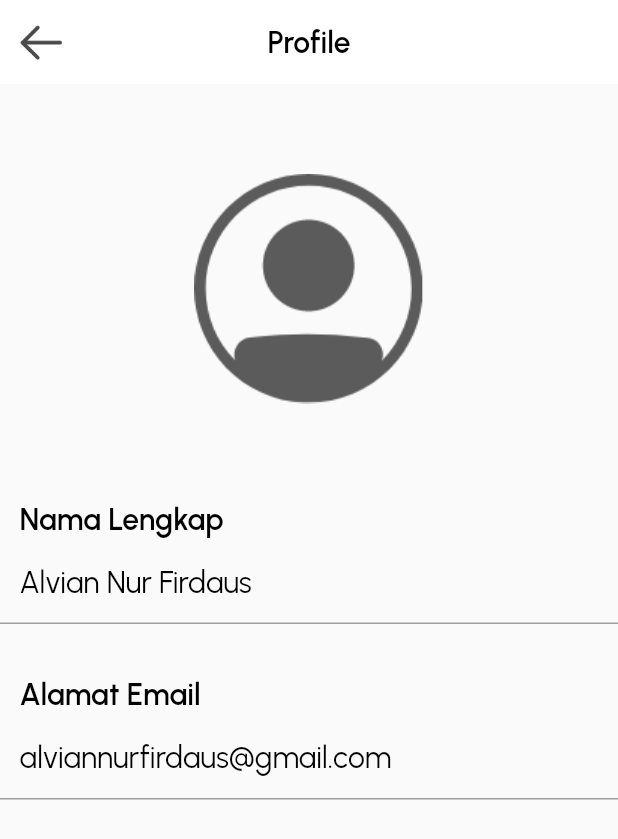
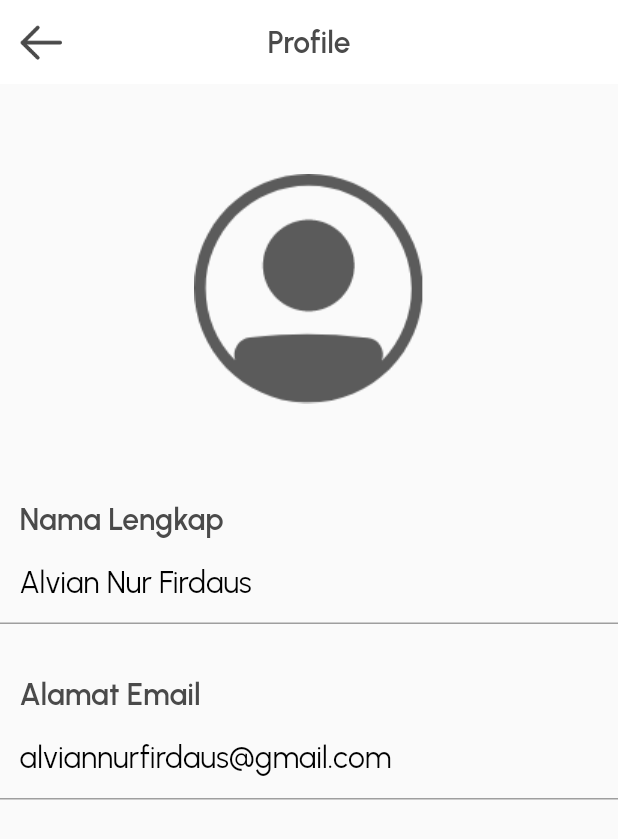
Before and after one commit to alvianfirdaus/EduScan, a Flutter app: the Settings screen opened by its route, after a tap on "Profile", on a phone screen of 412 x 824 dp. Shown: the top 839 px of the screen. Run offline on Flutter 3.47's test engine with Material 2 defaults, Android fonts, the phone set to English and light mode, and no system bars; our stand-ins replace google_fonts.

Commit message:
update: crosschecking

```diff
--- a/lib/pages/profile.dart
+++ b/lib/pages/profile.dart
@@ -28,7 +28,7 @@ class ProfilePage extends StatelessWidget {
             'Urbanist',
             fontSize: 20,
             fontWeight: FontWeight.w600,
-            color: Color.fromARGB(255, 0, 0, 0),
+            color: Color(0xff4a4a4a),
           ),
         ),
         backgroundColor: Color.fromARGB(255, 255, 255, 255),
@@ -52,7 +52,7 @@ class ProfilePage extends StatelessWidget {
                   'Urbanist',
                   fontSize: 20,
                   fontWeight: FontWeight.w600,
-                  color: Color.fromARGB(255, 0, 0, 0),
+                  color: Color(0xff4a4a4a),
                 ),
               ),
             ),
@@ -83,6 +83,7 @@ class ProfilePage extends StatelessWidget {
               child: CustomTextStyle(
                 text: 'Alamat Email',
                 fontWeight: FontWeight.w600,
+                color: Color(0xff4a4a4a),
                 ),
             ),
 
@@ -113,24 +114,3 @@ class ProfilePage extends StatelessWidget {
     );
   }
 }
-
-class CustomIconButton extends StatelessWidget {
-  final IconData icon;
-  final String label;
-  final String route;
-
-  CustomIconButton(
-      {required this.icon, required this.label, required this.route});
-
-  @override
-  Widget build(BuildContext context) {
-    return Container(
-      child: IconButton(
-        icon: Icon(icon, color: Colors.white, size: 27),
-        onPressed: () {
-          Navigator.pushNamed(context, route);
-        },
-      ),
-    );
-  }
-}
--- a/lib/pages/riwayatmodal.dart
+++ b/lib/pages/riwayatmodal.dart
@@ -106,7 +106,7 @@ class ModalRiwayat extends StatelessWidget {
                       height: 810 * fem,
                       child: Container(
                         decoration: BoxDecoration(
-                          color: Color(0x4c000000),
+                          color: Color(0xff4a4a4a),
                         ),
                       ),
                     ),
--- a/lib/pages/scan.dart
+++ b/lib/pages/scan.dart
@@ -11,7 +11,8 @@ class ScanState extends StatefulWidget {
 class _ScanState extends State<ScanState> {
   @override
   Widget build(BuildContext context) {
-    return Scaffold(
+    return SafeArea(
+      child: Scaffold(
         floatingActionButton: CekrikButtonBar(),
         floatingActionButtonLocation: FloatingActionButtonLocation.centerDocked,
         bottomNavigationBar: BottomApp(),
@@ -67,6 +68,7 @@ class _ScanState extends State<ScanState> {
             ),
           ],
         ),
+      ),
     );
   }
 }
--- a/lib/pages/settings.dart
+++ b/lib/pages/settings.dart
@@ -2,6 +2,7 @@
 
 import 'package:flutter/material.dart';
 import 'package:myapp/routes/route.dart';
+import 'package:myapp/utils.dart';
 import 'package:myapp/widgets/bottom_appbar.dart';
 import 'package:myapp/widgets/floating_button_appbar.dart';
 
@@ -15,18 +16,20 @@ class _SettingsState extends State<Settings> {
   Widget build(BuildContext context) {
     return Scaffold(
       appBar: AppBar(
+        elevation: 0,
         title: Text(
           'Pengaturan',
-          style: TextStyle(
+          style: SafeGoogleFont(
+            'Urbanist',
             fontSize: 20,
-            fontWeight: FontWeight.w700,
-            color: Colors.black,
+            fontWeight: FontWeight.w600,
+            color: Color(0xff4a4a4a),
           ),
           textAlign: TextAlign.center,
         ),
         centerTitle: true,
         backgroundColor: Colors.white,
-        iconTheme: IconThemeData(color: Colors.black),
+        iconTheme: IconThemeData(color: Color(0xff4a4a4a)),
       ),
       body: buildSettingsList(),
       bottomNavigationBar: BottomApp(),
@@ -72,7 +75,7 @@ class _SettingsState extends State<Settings> {
         style: TextStyle(
           fontSize: 20,
           fontFamily: 'Urbanist',
-          color: Colors.black,
+          color: Color(0xff4a4a4a),
         ),
       ),
       onTap: () {
--- a/lib/pages/splashscreen.dart
+++ b/lib/pages/splashscreen.dart
@@ -43,9 +43,8 @@ class _SplashScreenState extends State<SplashScreen> {
                 style: TextStyle(
                   fontFamily: 'Urbanist',
                   fontSize: 24,
-                  fontWeight: FontWeight.bold,
-                  color: const Color.fromARGB(
-                      255, 110, 110, 110), // Ganti warna teks sesuai kebutuhan
+                  fontWeight: FontWeight.w500,
+                  color: const Color(0xff4a4a4a), // Ganti warna teks sesuai kebutuhan
                 ),
               ),
             ],
```
Also changed, not shown: lib/pages/logout.dart (+4 -5 lines). Lines whose indentation alone changed are shown as unchanged.
